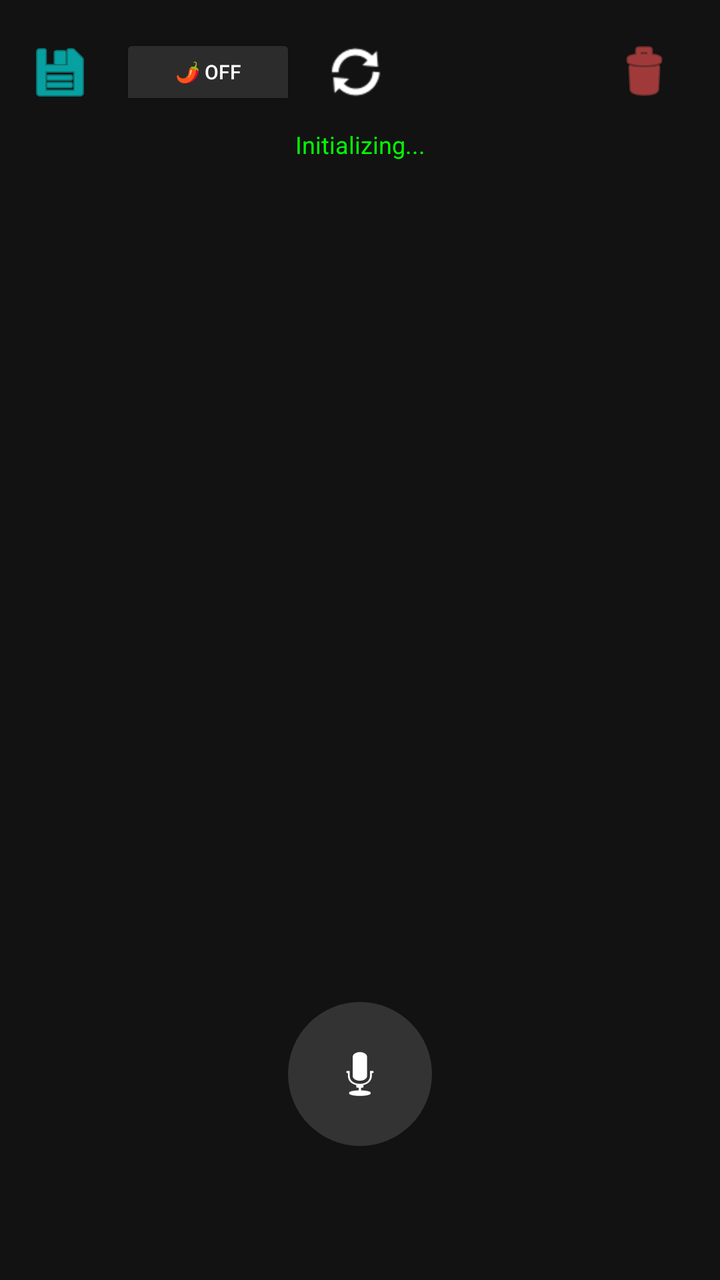
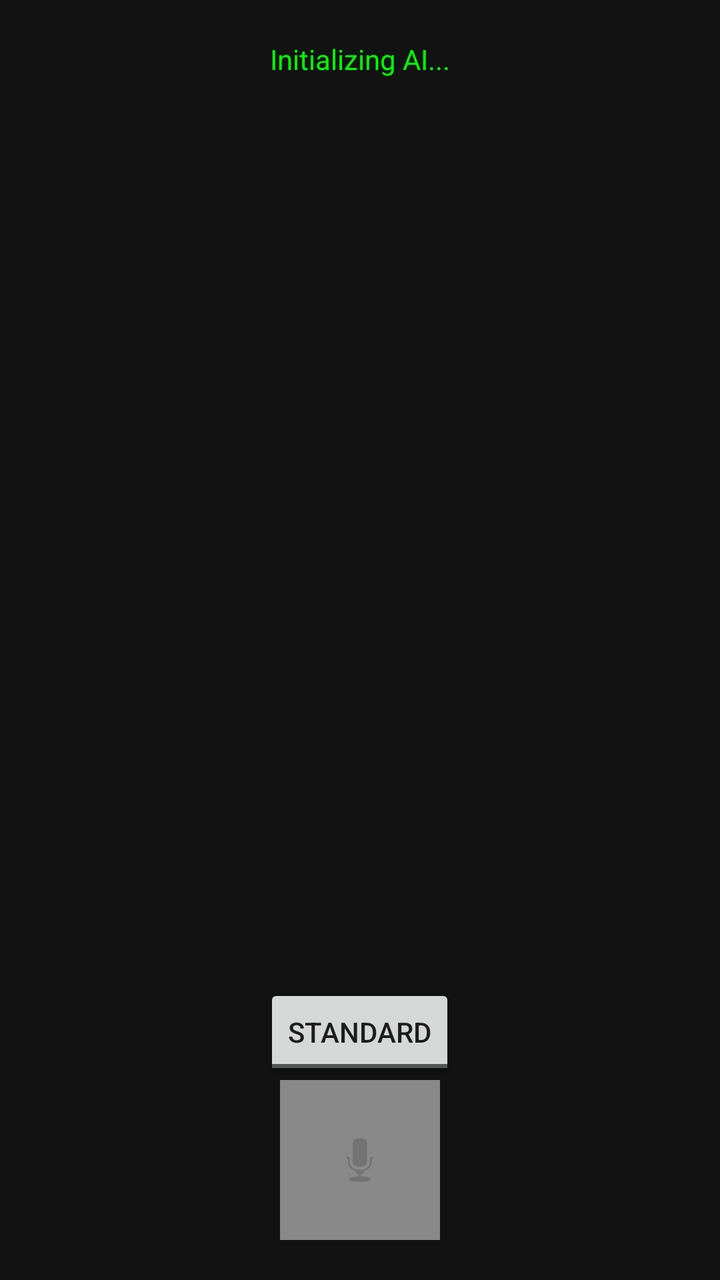

Compare the two renders of this Android layout. The source of the first and the diff that turns it into the second are given below.
<!-- AndroidManifest.xml: application theme Theme.AppCompat.DayNight.NoActionBar -->
<!-- res/layout/activity_main.xml -->
<?xml version="1.0" encoding="utf-8"?>
<LinearLayout xmlns:android="http://schemas.android.com/apk/res/android"
    xmlns:app="http://schemas.android.com/apk/res-auto"
    android:layout_width="match_parent"
    android:layout_height="match_parent"
    android:orientation="vertical"
    android:background="#121212"
    android:padding="8dp">

    <LinearLayout
        android:layout_width="match_parent"
        android:layout_height="56dp"
        android:orientation="horizontal"
        android:gravity="center_vertical"
        android:paddingEnd="8dp">

        <ImageButton
            android:id="@+id/btnSave"
            android:layout_width="44dp"
            android:layout_height="44dp"
            android:background="?attr/selectableItemBackgroundBorderless"
            android:src="@android:drawable/ic_menu_save"
            app:tint="#00FFFF" />

        <ToggleButton
            android:id="@+id/toggleRegional"
            android:layout_width="wrap_content"
            android:layout_height="38dp"
            android:layout_marginStart="8dp"
            android:textOn="🌶️ ON"
            android:textOff="🌶️ OFF"
            android:backgroundTint="#2C2C2C"
            android:textColor="#FFFFFF"
            android:textSize="10sp" />

        <ImageButton
            android:id="@+id/btnReset"
            android:layout_width="44dp"
            android:layout_height="44dp"
            android:layout_marginStart="8dp"
            android:background="?attr/selectableItemBackgroundBorderless"
            android:src="@android:drawable/ic_popup_sync"
            app:tint="#FFFFFF" />

        <View android:layout_width="0dp" android:layout_height="0dp" android:layout_weight="1" />

        <ImageButton
            android:id="@+id/btnClear"
            android:layout_width="44dp"
            android:layout_height="44dp"
            android:background="?attr/selectableItemBackgroundBorderless"
            android:src="@android:drawable/ic_menu_delete"
            app:tint="#FF5555" />
    </LinearLayout>

    <TextView
        android:id="@+id/tvStatus"
        android:layout_width="match_parent"
        android:layout_height="wrap_content"
        android:text="Initializing..."
        android:textColor="#00FF00"
        android:gravity="center"
        android:textSize="12sp" />

    <ScrollView
        android:id="@+id/scrollTranscript"
        android:layout_width="match_parent"
        android:layout_height="0dp"
        android:layout_weight="1">
        <TextView
            android:id="@+id/tvTranscript"
            android:layout_width="match_parent"
            android:layout_height="wrap_content"
            android:padding="14dp"
            android:textSize="20sp"
            android:textColor="#FFFFFF" />
    </ScrollView>

    <FrameLayout
        android:layout_width="150dp"
        android:layout_height="150dp"
        android:layout_gravity="center"
        android:layout_marginBottom="20dp">
        <View android:id="@+id/pulse1" android:layout_width="match_parent" android:layout_height="match_parent" android:background="@drawable/circle_shape" android:visibility="invisible" />
        <View android:id="@+id/pulse2" android:layout_width="match_parent" android:layout_height="match_parent" android:background="@drawable/circle_shape" android:visibility="invisible" />
        <ImageButton
            android:id="@+id/btnListen"
            android:layout_width="72dp"
            android:layout_height="72dp"
            android:layout_gravity="center"
            android:background="@drawable/circle_shape"
            android:backgroundTint="#333333"
            android:src="@android:drawable/ic_btn_speak_now"
            app:tint="#FFFFFF" />
    </FrameLayout>
</LinearLayout>
<!-- resources referenced by this layout -->
<resources>
  <!-- drawable circle_shape (drawable) -->
  <shape xmlns:android="http://schemas.android.com/apk/res/android" android:shape="oval">
      <solid android:color="#FFFFFF" />
  </shape>
</resources>

<!-- the commit's change to res/layout/activity_main.xml (unified diff, before → after) -->
@@ -1,96 +1,60 @@
 <?xml version="1.0" encoding="utf-8"?>
-<LinearLayout xmlns:android="http://schemas.android.com/apk/res/android"
-    xmlns:app="http://schemas.android.com/apk/res-auto"
+<RelativeLayout xmlns:android="http://schemas.android.com/apk/res/android"
     android:layout_width="match_parent"
     android:layout_height="match_parent"
-    android:orientation="vertical"
-    android:background="#121212"
-    android:padding="8dp">
+    android:background="#121212">
+
+    <TextView
+        android:id="@+id/tvStatus"
+        android:layout_width="wrap_content"
+        android:layout_height="wrap_content"
+        android:layout_centerHorizontal="true"
+        android:layout_marginTop="20dp"
+        android:textColor="#00FF00"
+        android:text="Initializing AI..." />
+
+    <ScrollView
+        android:id="@+id/scrollTranscript"
+        android:layout_width="match_parent"
+        android:layout_height="match_parent"
+        android:layout_above="@+id/controls"
+        android:layout_below="@id/tvStatus"
+        android:padding="16dp">
+        <TextView
+            android:id="@+id/tvTranscript"
+            android:layout_width="match_parent"
+            android:layout_height="wrap_content"
+            android:textColor="#FFFFFF"
+            android:textSize="18sp" />
+    </ScrollView>
 
     <LinearLayout
+        android:id="@+id/controls"
         android:layout_width="match_parent"
-        android:layout_height="56dp"
-        android:orientation="horizontal"
-        android:gravity="center_vertical"
-        android:paddingEnd="8dp">
+        android:layout_height="wrap_content"
+        android:layout_alignParentBottom="true"
+        android:orientation="vertical"
+        android:gravity="center"
+        android:padding="20dp">
 
-        <ImageButton
-            android:id="@+id/btnSave"
-            android:layout_width="44dp"
-            android:layout_height="44dp"
-            android:background="?attr/selectableItemBackgroundBorderless"
-            android:src="@android:drawable/ic_menu_save"
-            app:tint="#00FFFF" />
+        <View android:id="@+id/pulse1" 
+            android:layout_width="60dp" 
+            android:layout_height="60dp" 
+            android:background="@android:drawable/presence_online"
+            android:visibility="invisible" />
 
         <ToggleButton
             android:id="@+id/toggleRegional"
             android:layout_width="wrap_content"
-            android:layout_height="38dp"
-            android:layout_marginStart="8dp"
-            android:textOn="🌶️ ON"
-            android:textOff="🌶️ OFF"
-            android:backgroundTint="#2C2C2C"
-            android:textColor="#FFFFFF"
-            android:textSize="10sp" />
+            android:layout_height="wrap_content"
+            android:textOff="Standard"
+            android:textOn="Colima Style" />
 
         <ImageButton
-            android:id="@+id/btnReset"
-            android:layout_width="44dp"
-            android:layout_height="44dp"
-            android:layout_marginStart="8dp"
-            android:background="?attr/selectableItemBackgroundBorderless"
-            android:src="@android:drawable/ic_popup_sync"
-            app:tint="#FFFFFF" />
-
-        <View android:layout_width="0dp" android:layout_height="0dp" android:layout_weight="1" />
-
-        <ImageButton
-            android:id="@+id/btnClear"
-            android:layout_width="44dp"
-            android:layout_height="44dp"
-            android:background="?attr/selectableItemBackgroundBorderless"
-            android:src="@android:drawable/ic_menu_delete"
-            app:tint="#FF5555" />
+            android:id="@+id/btnListen"
+            android:layout_width="80dp"
+            android:layout_height="80dp"
+            android:background="@android:drawable/screen_background_light_transparent"
+            android:src="@android:drawable/ic_btn_speak_now" />
     </LinearLayout>
-
-    <TextView
-        android:id="@+id/tvStatus"
-        android:layout_width="match_parent"
-        android:layout_height="wrap_content"
-        android:text="Initializing..."
-        android:textColor="#00FF00"
-        android:gravity="center"
-        android:textSize="12sp" />
-
-    <ScrollView
-        android:id="@+id/scrollTranscript"
-        android:layout_width="match_parent"
-        android:layout_height="0dp"
-        android:layout_weight="1">
-        <TextView
-            android:id="@+id/tvTranscript"
-            android:layout_width="match_parent"
-            android:layout_height="wrap_content"
-            android:padding="14dp"
-            android:textSize="20sp"
-            android:textColor="#FFFFFF" />
-    </ScrollView>
-
-    <FrameLayout
-        android:layout_width="150dp"
-        android:layout_height="150dp"
-        android:layout_gravity="center"
-        android:layout_marginBottom="20dp">
-        <View android:id="@+id/pulse1" android:layout_width="match_parent" android:layout_height="match_parent" android:background="@drawable/circle_shape" android:visibility="invisible" />
-        <View android:id="@+id/pulse2" android:layout_width="match_parent" android:layout_height="match_parent" android:background="@drawable/circle_shape" android:visibility="invisible" />
-        <ImageButton
-            android:id="@+id/btnListen"
-            android:layout_width="72dp"
-            android:layout_height="72dp"
-            android:layout_gravity="center"
-            android:background="@drawable/circle_shape"
-            android:backgroundTint="#333333"
-            android:src="@android:drawable/ic_btn_speak_now"
-            app:tint="#FFFFFF" />
-    </FrameLayout>
-</LinearLayout>
+</RelativeLayout>
<!-- resource entries referenced after the edit -->
@@ -1,8 +1,5 @@
 <!-- resources referenced by this layout -->
 <resources>
-  <!-- drawable circle_shape (drawable) -->
-  <shape xmlns:android="http://schemas.android.com/apk/res/android" android:shape="oval">
-      <solid android:color="#FFFFFF" />
-  </shape>
+
 </resources>
 
